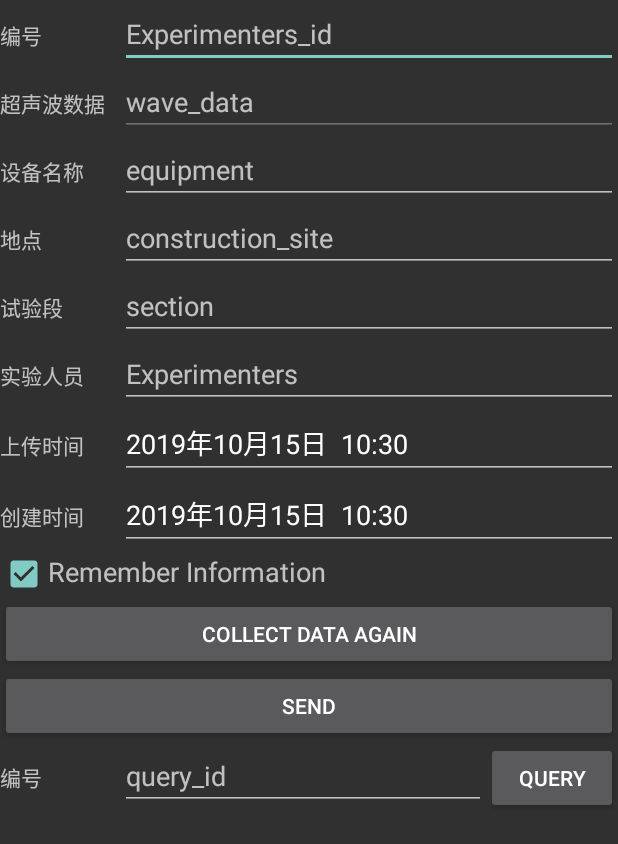
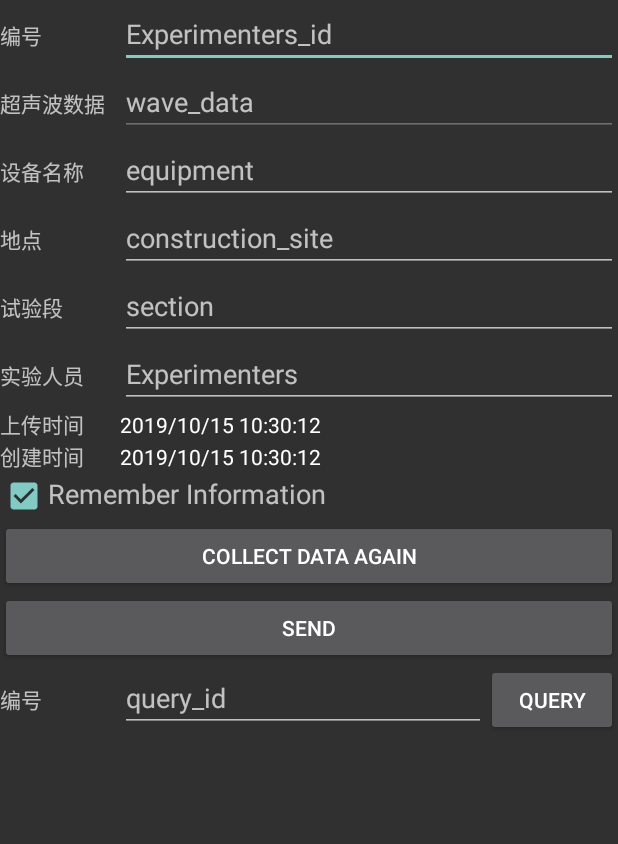
Before and after one commit to jackoftongji/BlueTooth-1, an Android app: the FirstActivity screen opened directly, with no data from a screen before it, on a phone screen of 412 x 824 dp. Shown: the top 844 px of the screen. Run offline under Robolectric (Android 15) with nearby library versions, the phone set to English and light mode, and no system bars; our stand-ins replace EventBus; 5 statements that could not run were skipped.

Commit message:
时间按秒实时显示

```diff
--- a/app/src/main/java/ych/com/bluetooth/test/FirstActivity.java
+++ b/app/src/main/java/ych/com/bluetooth/test/FirstActivity.java
@@ -14,6 +14,7 @@ import android.view.View;
 import android.widget.Button;
 import android.widget.CheckBox;
 import android.widget.EditText;
+import android.widget.TextClock;
 import android.widget.Toast;
 import com.google.gson.Gson;
 
@@ -42,8 +43,12 @@ public class FirstActivity extends AppCompatActivity {
     private EditText editTextConstructionSite;
     private EditText editTextSection;
     private EditText editTextAuthor;
-    private EditText editTextUploadDate;
-    private EditText editTextFoundDate;
+//    private EditText editTextUploadDate;
+//    private EditText editTextFoundDate;
+
+    private TextClock editTextUploadDate;
+    private TextClock editTextFoundDate;
+
     private EditText editTextQueryData;
 
     private Button button1;
@@ -73,7 +78,7 @@ public class FirstActivity extends AppCompatActivity {
         initView();
         initData();
         initListener();
-        setTime();
+        //setTime();
     }
 
     private void initListener() {
@@ -93,7 +98,7 @@ public class FirstActivity extends AppCompatActivity {
 
                 putDataInSharedPreferences();
 
-                setTime();
+                //setTime();
 
                 Retrofit retrofit;
                 //Ultrasound ultrasound = new Ultrasound(20,"0.00 0.01 1.12 1.34","上海","一号段","400km","肖","2019年8月29号","2019年8月29号");
@@ -196,8 +201,12 @@ public class FirstActivity extends AppCompatActivity {
         editTextConstructionSite = (EditText) findViewById(R.id.construction_site);
         editTextSection = (EditText) findViewById(R.id.section);
         editTextAuthor = (EditText) findViewById(R.id.author);
-        editTextUploadDate = (EditText) findViewById(R.id.upload_date);
-        editTextFoundDate = (EditText) findViewById(R.id.found_date);
+//        editTextUploadDate = (EditText) findViewById(R.id.upload_date);
+//        editTextFoundDate = (EditText) findViewById(R.id.found_date);
+
+        editTextUploadDate = (TextClock) findViewById(R.id.upload_date);
+        editTextFoundDate = (TextClock) findViewById(R.id.found_date);
+
         editTextQueryData = (EditText) findViewById(R.id.query_data);
 
         rememberInfo=(CheckBox)findViewById(R.id.remember_info);
@@ -211,7 +220,7 @@ public class FirstActivity extends AppCompatActivity {
 
         recreate();
 
-        setTime();
+//        setTime();
         putDataInSharedPreferences();
         Toast.makeText(this, "collectDataAgain", Toast.LENGTH_SHORT).show();
     }
--- a/app/src/main/res/layout/first_layout.xml
+++ b/app/src/main/res/layout/first_layout.xml
@@ -125,12 +125,18 @@
                     android:layout_height="wrap_content"
                     android:text="上传时间">
                 </TextView>
-                <EditText
+<!--                <EditText-->
+<!--                    android:id="@+id/upload_date"-->
+<!--                    android:layout_width="match_parent"-->
+<!--                    android:layout_height="wrap_content"-->
+<!--                    android:hint="upload_date"-->
+                    />
+                <TextClock
                     android:id="@+id/upload_date"
                     android:layout_width="match_parent"
                     android:layout_height="wrap_content"
-                    android:hint="upload_date"
-                    />
+                    android:format12Hour="yyyy/MM/dd HH:mm:ss"
+                    android:format24Hour="yyyy/MM/dd HH:mm:ss"/>
             </LinearLayout>
 
             <LinearLayout
@@ -142,12 +148,18 @@
                     android:layout_height="wrap_content"
                     android:text="创建时间">
                 </TextView>
-                <EditText
+<!--                <EditText-->
+<!--                    android:id="@+id/found_date"-->
+<!--                    android:layout_width="match_parent"-->
+<!--                    android:layout_height="wrap_content"-->
+<!--                    android:hint="found_date"-->
+<!--                    />-->
+                <TextClock
                     android:id="@+id/found_date"
                     android:layout_width="match_parent"
                     android:layout_height="wrap_content"
-                    android:hint="found_date"
-                    />
+                    android:format12Hour="yyyy/MM/dd HH:mm:ss"
+                    android:format24Hour="yyyy/MM/dd HH:mm:ss"/>
             </LinearLayout>
 
 
```
